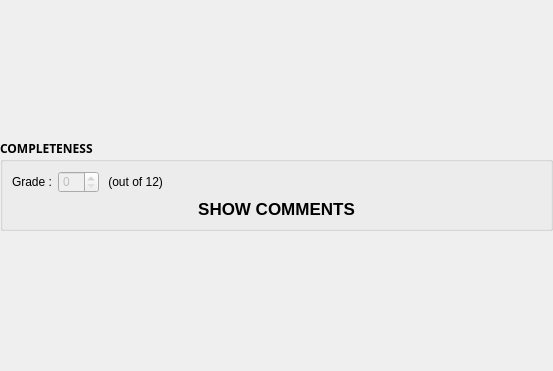
Qt form TurboGrade/ui/criteriongradecard.ui (wassgha/TurboGrade) before a commit.
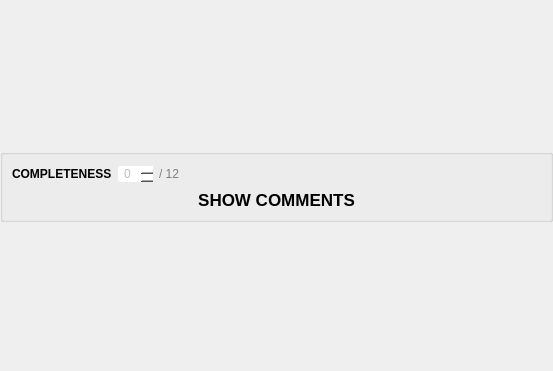
The same form after that commit.

```diff
--- a/TurboGrade/ui/criteriongradecard.ui
+++ b/TurboGrade/ui/criteriongradecard.ui
@@ -24,10 +24,19 @@
 	padding: 0px;
 	margin: 0px;
 	font-weight: bold;
-        background: transparent;
-        border: none;
-    }
-    </string>
+     background: transparent;
+     border: none;
+}
+    
+#out_of {
+	color:gray;
+}
+
+#grade {
+	text-align:center;
+	background:white;
+	border-radius: 3px;
+}</string>
   </property>
   <layout class="QGridLayout" name="gridLayout">
    <property name="leftMargin">
@@ -64,7 +73,7 @@
       </font>
      </property>
      <property name="title">
-      <string>COMPLETENESS</string>
+      <string/>
      </property>
      <property name="alignment">
       <set>Qt::AlignLeading|Qt::AlignLeft|Qt::AlignTop</set>
@@ -76,9 +85,15 @@
       <item>
        <layout class="QHBoxLayout" name="horizontal_layout_2">
         <item>
-         <widget class="QLabel" name="grade_label">
+         <widget class="QLabel" name="title">
+          <property name="font">
+           <font>
+            <weight>75</weight>
+            <bold>true</bold>
+           </font>
+          </property>
           <property name="text">
-           <string>Grade :</string>
+           <string>COMPLETENESS</string>
           </property>
          </widget>
         </item>
@@ -87,6 +102,24 @@
           <property name="enabled">
            <bool>false</bool>
           </property>
+          <property name="wrapping">
+           <bool>false</bool>
+          </property>
+          <property name="frame">
+           <bool>false</bool>
+          </property>
+          <property name="alignment">
+           <set>Qt::AlignCenter</set>
+          </property>
+          <property name="buttonSymbols">
+           <enum>QAbstractSpinBox::UpDownArrows</enum>
+          </property>
+          <property name="accelerated">
+           <bool>false</bool>
+          </property>
+          <property name="showGroupSeparator" stdset="0">
+           <bool>false</bool>
+          </property>
           <property name="value">
            <number>0</number>
           </property>
@@ -95,7 +128,7 @@
         <item>
          <widget class="QLabel" name="out_of">
           <property name="text">
-           <string> (out of 12)</string>
+           <string>/ 12</string>
           </property>
          </widget>
         </item>
```
Left out of the diff: 3 changed lines with no effect on the pictures.
